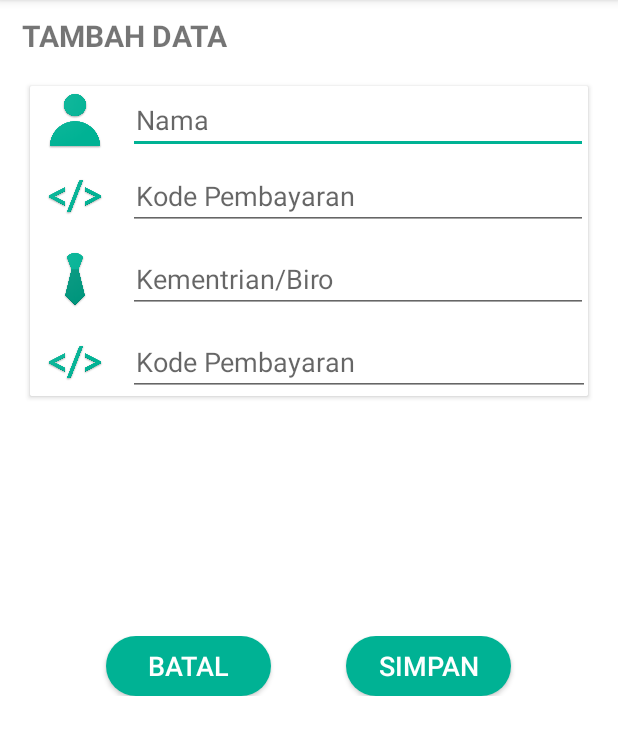
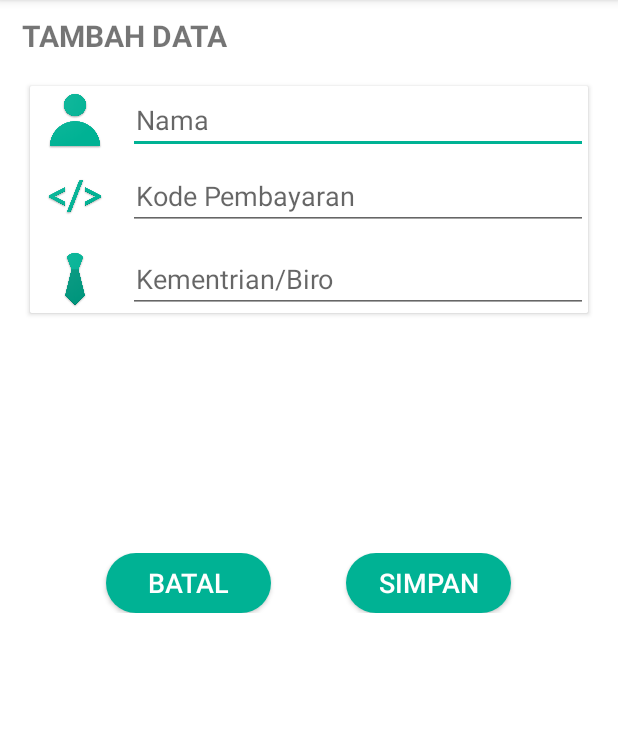
Before and after one commit to arifandis/BayarKas, an Android app: the fragment FragmentTambahData shown on its own in the app's theme, on a phone screen of 412 x 824 dp, the part 84-839 px from its top. Run offline under Robolectric (Android 15) with nearby library versions, the phone set to English and light mode, and no system bars; libraries missing offline, so code that uses them is left out: com.itextpdf.text, jxl.write; 1 statement that could not run was skipped.

Commit message:
Updated tambah data layout

```diff
--- a/app/src/main/res/layout/fragment_tambah_data.xml
+++ b/app/src/main/res/layout/fragment_tambah_data.xml
@@ -21,112 +21,88 @@
         android:layout_width="match_parent"
         android:layout_height="wrap_content"
         android:layout_gravity="center"
+        android:layout_marginLeft="20dp"
+        android:layout_marginRight="20dp"
         android:layout_marginTop="20dp"
-        android:layout_marginRight="20dp"
-        android:layout_marginLeft="20dp"
 
         >
+
         <LinearLayout
             android:layout_width="match_parent"
             android:layout_height="wrap_content"
-            android:orientation="vertical"
-            android:background="#ffffff">
+            android:background="#ffffff"
+            android:orientation="vertical">
 
             <LinearLayout
                 android:layout_width="match_parent"
                 android:layout_height="wrap_content"
-                android:orientation="horizontal"
-                android:background="#ffffff">
+                android:background="#ffffff"
+                android:orientation="horizontal">
 
                 <ImageView
                     android:layout_width="40dp"
                     android:layout_height="40dp"
-                    android:src="@drawable/nama_bayar"
                     android:layout_gravity="center_vertical"
                     android:layout_marginLeft="10dp"
-                    />
+                    android:src="@drawable/nama_bayar" />
+
                 <EditText
                     android:id="@+id/nama"
                     android:layout_width="match_parent"
                     android:layout_height="wrap_content"
                     android:layout_marginLeft="15dp"
                     android:hint="Nama"
-                    android:textSize="18dp"
-                    android:paddingLeft="5dp"/>
+                    android:paddingLeft="5dp"
+                    android:textSize="18dp" />
 
             </LinearLayout>
 
             <LinearLayout
                 android:layout_width="match_parent"
                 android:layout_height="wrap_content"
-                android:orientation="horizontal"
                 android:layout_marginTop="5dp"
-                android:background="#ffffff">
+                android:background="#ffffff"
+                android:orientation="horizontal">
 
                 <ImageView
                     android:layout_width="40dp"
                     android:layout_height="40dp"
-                    android:src="@drawable/kode_bayar"
                     android:layout_gravity="center_vertical"
                     android:layout_marginLeft="10dp"
-                    />
+                    android:src="@drawable/kode_bayar" />
+
                 <EditText
                     android:id="@+id/kode_pembayaran"
                     android:layout_width="match_parent"
                     android:layout_height="wrap_content"
                     android:layout_marginLeft="15dp"
                     android:hint="Kode Pembayaran"
-                    android:paddingLeft="5dp"/>
+                    android:paddingLeft="5dp" />
 
             </LinearLayout>
 
             <LinearLayout
                 android:layout_width="match_parent"
                 android:layout_height="wrap_content"
-                android:orientation="horizontal"
                 android:layout_marginTop="10dp"
-                android:background="#ffffff">
+                android:background="#ffffff"
+                android:orientation="horizontal">
 
                 <ImageView
                     android:layout_width="40dp"
                     android:layout_height="40dp"
-                    android:src="@drawable/mentri"
                     android:layout_gravity="center_vertical"
                     android:layout_marginLeft="10dp"
-                    />
+                    android:src="@drawable/mentri" />
+
                 <EditText
                     android:id="@+id/kementrian"
                     android:layout_width="match_parent"
                     android:layout_height="wrap_content"
                     android:layout_marginLeft="15dp"
                     android:hint="Kementrian/Biro"
-                    android:textSize="18dp"
-                    android:paddingLeft="5dp"/>
-
-            </LinearLayout>
-
-            <LinearLayout
-                android:layout_width="match_parent"
-                android:layout_height="wrap_content"
-                android:orientation="horizontal"
-                android:layout_marginTop="10dp"
-                android:background="#ffffff">
-
-                <ImageView
-                    android:layout_width="40dp"
-                    android:layout_height="40dp"
-                    android:src="@drawable/kode_bayar"
-                    android:layout_gravity="center_vertical"
-                    android:layout_marginLeft="10dp"
-                    />
-                <EditText
-                    android:id="@+id/kodebayar_tambah_data"
-                    android:layout_width="308dp"
-                    android:layout_height="wrap_content"
-                    android:layout_marginLeft="15dp"
-                    android:hint="Kode Pembayaran"
-                    android:textSize="18dp"
-                    android:paddingLeft="5dp"/>
+                    android:paddingLeft="5dp"
+                    android:textSize="18dp" />
 
             </LinearLayout>
 
```
